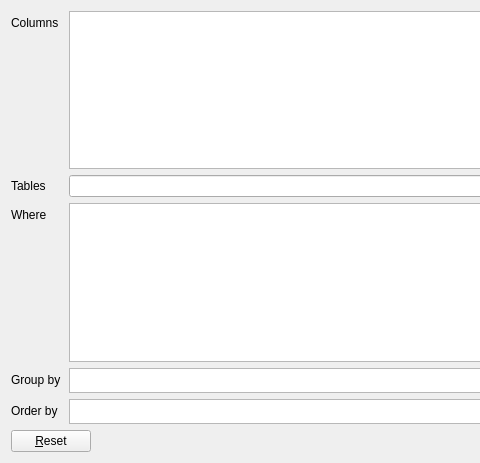
Old version of the form db_manager/ui/DlgQueryBuilder.ui in the repository qgis/db_manager_plugin; both pictures show x 0 to 480 and y 0 to 463 of the 797 by 463 pixel window.
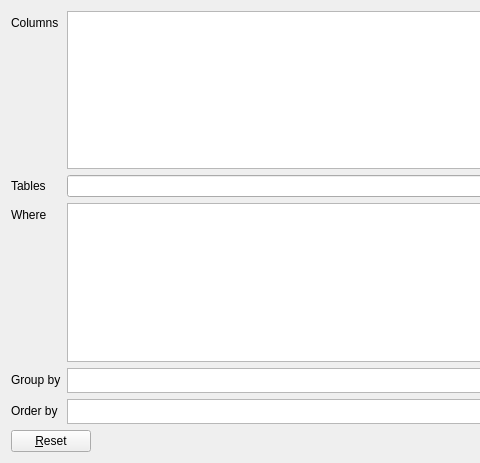
New version of the form. The open tabs and pages were chosen to show the change.

Commit message: [DB Manager]Set dialog alignment instead of adding trailing spaces to labels

What changed in the file:
```diff
--- a/db_manager/ui/DlgQueryBuilder.ui
+++ b/db_manager/ui/DlgQueryBuilder.ui
@@ -24,6 +24,9 @@
        <property name="fieldGrowthPolicy">
         <enum>QFormLayout::AllNonFixedFieldsGrow</enum>
        </property>
+       <property name="labelAlignment">
+        <set>Qt::AlignLeading|Qt::AlignLeft|Qt::AlignVCenter</set>
+       </property>
        <item row="0" column="0">
         <widget class="QLabel" name="label">
          <property name="text">
@@ -44,7 +47,7 @@
        <item row="1" column="0">
         <widget class="QLabel" name="label_2">
          <property name="text">
-          <string>Tables     </string>
+          <string>Tables</string>
          </property>
         </widget>
        </item>
@@ -105,7 +108,7 @@
        <item row="2" column="0">
         <widget class="QLabel" name="label_3">
          <property name="text">
-          <string>Where    </string>
+          <string>Where</string>
          </property>
         </widget>
        </item>
```
Left out of the diff: 10 changed lines with no effect on the pictures.
